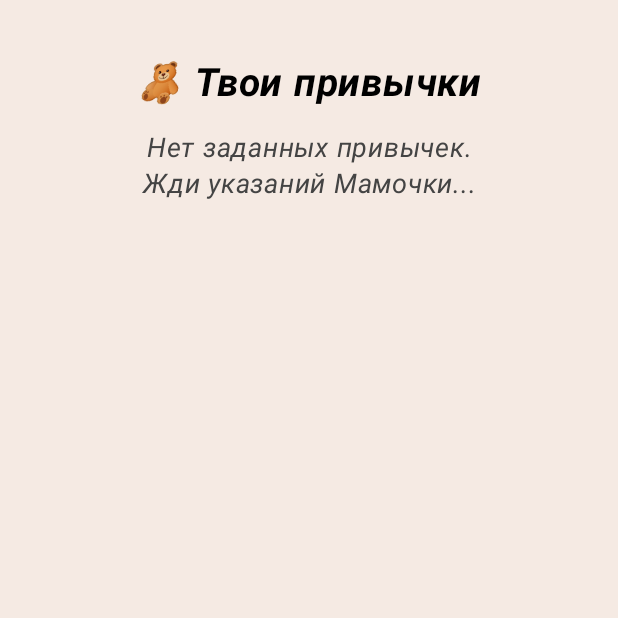
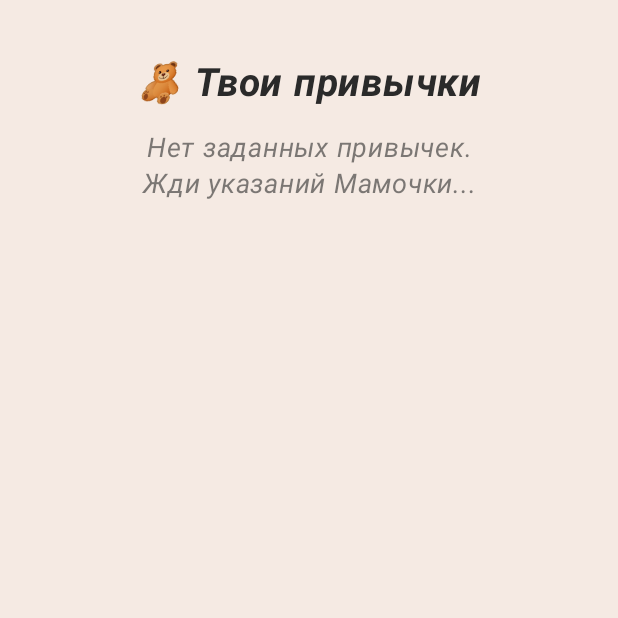
Before and after one commit to Barsuk22/MDLBApp, an Android app built with Jetpack Compose: the BabyHabitsScreen screen opened through its navigation route, on a phone screen of 412 x 824 dp, the top half of it. Run offline under Robolectric (Android 15) with nearby library versions, the phone set to English and light mode, and no system bars; our stand-ins replace Firebase (no records; nobody signed in at launch, a user with empty details on screens opened directly).

Commit message:
refactor(habits): theme-driven colors & spacing (MaterialTheme + Tokens) in Baby screens

```diff
--- a/app/src/main/java/com/app/mdlbapp/MainActivity.kt
+++ b/app/src/main/java/com/app/mdlbapp/MainActivity.kt
@@ -51,8 +51,8 @@ class MainActivity : ComponentActivity() {
         enableEdgeToEdge()
 
         setContent {
-            com.app.mdlbapp.core.ui.theme.MDLBTheme {
-                MDLBAppTheme {
+            MDLBAppTheme {
+                com.app.mdlbapp.core.ui.theme.MDLBTheme {
                     val navController = rememberNavController()
 
                     val startDestination = remember { mutableStateOf("loading") }
--- a/app/src/main/java/com/app/mdlbapp/habits/BabyHabitsScreen.kt
+++ b/app/src/main/java/com/app/mdlbapp/habits/BabyHabitsScreen.kt
@@ -41,13 +41,19 @@ import com.app.mdlbapp.reactions.ReactionOverlay
 import kotlinx.coroutines.delay
 import java.time.LocalDate
 import kotlin.collections.plus
+import androidx.compose.material3.MaterialTheme
+import com.app.mdlbapp.core.ui.theme.Tokens
 
 @Composable
 fun BabyHabitsScreen(navController: NavController) {
     val habits = remember { mutableStateListOf<Map<String, Any>>() }
-    val backgroundColor = Color(0xFFF5EAE3)
-    val textColor = Color(0xFF53291E)
-    val textColorMain = Color(0xFF000000)
+
+//    val backgroundColor = MaterialTheme.colorScheme.background
+//    val textColor = Color(0xFF53291E)
+//    val textColorMain = Color(0xFF000000)
+
+    val backgroundColor = MaterialTheme.colorScheme.background
+    val textColorMain = MaterialTheme.colorScheme.onBackground
 
     val context = LocalContext.current
 
@@ -116,9 +122,9 @@ fun BabyHabitsScreen(navController: NavController) {
             modifier = Modifier
                 .fillMaxSize()
                 .background(backgroundColor)
-                .padding(16.dp)
+                .padding(Tokens.Space.lg.dp)
         ) {
-            Spacer(modifier = Modifier.height(24.dp))
+            Spacer(Modifier.height(Tokens.Space.xl.dp))
 
             Text(
                 text = "🧸 Твои привычки",
@@ -129,19 +135,19 @@ fun BabyHabitsScreen(navController: NavController) {
                 modifier = Modifier.align(Alignment.CenterHorizontally)
             )
 
-            Spacer(modifier = Modifier.height(16.dp))
+            Spacer(Modifier.height(Tokens.Space.lg.dp))
 
             if (habits.isEmpty()) {
                 Text(
                     text = "Нет заданных привычек.\nЖди указаний Мамочки...",
                     fontStyle = FontStyle.Italic,
-                    color = Color.DarkGray,
+                    color = MaterialTheme.colorScheme.onBackground.copy(alpha = 0.6f),
                     fontSize = 18.sp,
                     textAlign = TextAlign.Center,
                     modifier = Modifier.fillMaxWidth()
                 )
             } else {
-                LazyColumn(verticalArrangement = Arrangement.spacedBy(12.dp)) {
+                LazyColumn(verticalArrangement = Arrangement.spacedBy(Tokens.Space.md.dp)) {
                     groupedHabits.forEach { (date, habitsForDate) ->
                         val dateLabel = formatDateLabel(date.toString()) // форматируем надпись
 
@@ -150,8 +156,8 @@ fun BabyHabitsScreen(navController: NavController) {
                                 text = dateLabel,
                                 fontSize = 20.sp,
                                 fontWeight = FontWeight.Bold,
-                                color = textColor,
-                                modifier = Modifier.padding(vertical = 8.dp)
+                                color = textColorMain,
+                                modifier = Modifier.padding(vertical = Tokens.Space.sm.dp)
                             )
                         }
 
--- a/app/src/main/java/com/app/mdlbapp/rule/CreateRuleScreen.kt
+++ b/app/src/main/java/com/app/mdlbapp/rule/CreateRuleScreen.kt
@@ -37,6 +37,7 @@ import com.app.mdlbapp.core.ui.rememberAppHeightClass
 import com.app.mdlbapp.core.ui.rememberAppWidthClass
 import com.app.mdlbapp.core.ui.rememberIsLandscape
 import com.app.mdlbapp.R
+import com.app.mdlbapp.core.ui.theme.Tokens
 
 // ——— Адаптивные токены для экрана создания правила
 private data class CreateRuleUiTokens(
```
Also changed, not shown: app/src/main/java/com/app/mdlbapp/habits/BabyHabitCard.kt (+8 -6 lines), core-ui/src/main/java/com/app/mdlbapp/core/ui/theme/Color.kt (+5 -4 lines).
